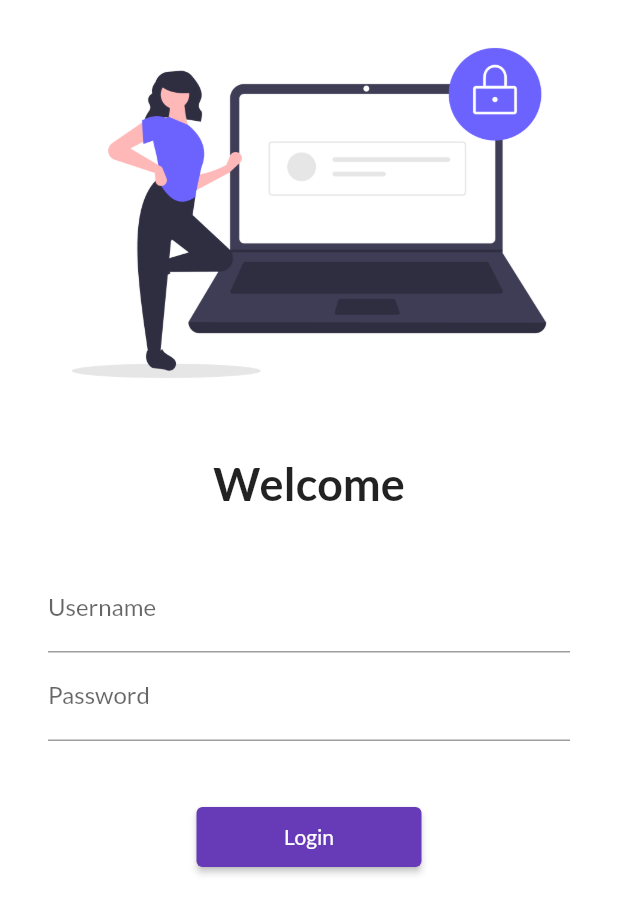
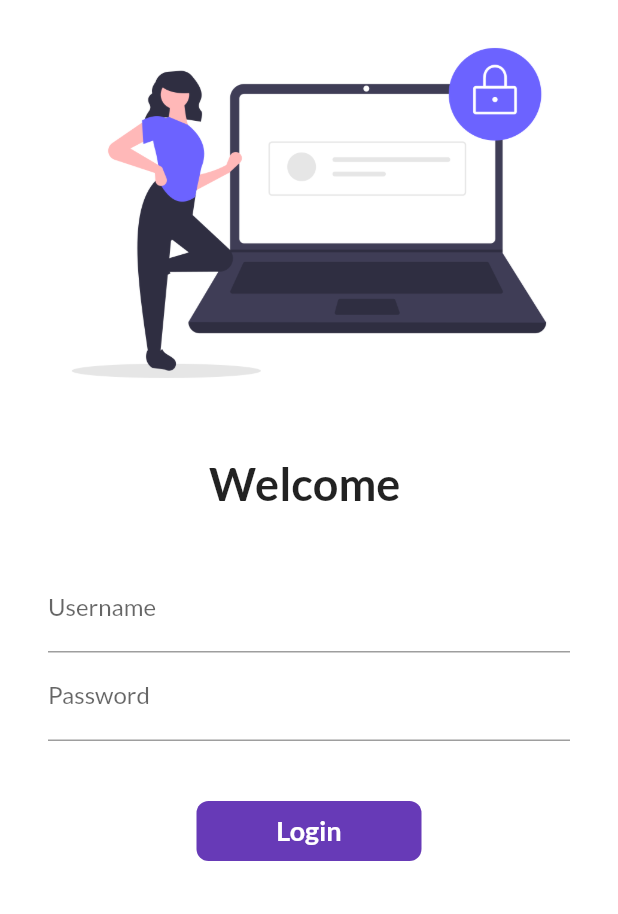
Before and after one commit to Shakti184/FlutterProject, a Flutter app: the screen it shows after launch, on a phone screen of 412 x 824 dp. Shown: the top 914 px of the screen. Run offline on Flutter 3.47's test engine with Material 2 defaults, Android fonts, the phone set to English and light mode, and no system bars; our stand-ins replace google_fonts.

Commit message:
day6 completed

```diff
--- a/lib/pages/login_page.dart
+++ b/lib/pages/login_page.dart
@@ -1,9 +1,16 @@
 import 'package:flutter/material.dart';
 import 'package:flutter_application_1/utils/routes.dart';
 
-class LoginPage extends StatelessWidget {
+class LoginPage extends StatefulWidget {
   const LoginPage({ Key? key }) : super(key: key);
 
+  @override
+  State<LoginPage> createState() => _LoginPageState();
+}
+
+class _LoginPageState extends State<LoginPage> {
+  String name="";
+  bool changeButton=false;
   @override
   Widget build(BuildContext context) {
     return Material(
@@ -18,7 +25,7 @@ class LoginPage extends StatelessWidget {
               height: 20.0,
             ),
             Text(
-              "Welcome",
+              "Welcome $name",
               style: TextStyle(
                 fontSize: 30,
                 fontWeight: FontWeight.bold,
@@ -36,6 +43,10 @@ class LoginPage extends StatelessWidget {
                       hintText: "Enter Username",
                       labelText: "Username",
                     ),
+                    onChanged: (value){
+                      name=value;
+                      setState(() {});
+                    },
                   ),
                   TextFormField(
                     obscureText: true,
@@ -47,15 +58,45 @@ class LoginPage extends StatelessWidget {
                   SizedBox(
                     height: 40.0,
                   ),
-                  ElevatedButton(
-                    onPressed: (){
+
+                  InkWell(
+                    onTap:()async{
+                      setState(() {
+                        changeButton=true;
+                      });
+                      await Future.delayed(Duration(seconds: 1));
                       Navigator.pushNamed(context, Myroutes.homeRoute);
                     },
-                    child: Text("Login"),
-                    style: TextButton.styleFrom(
-                      minimumSize: Size(150, 40)
+                    child: AnimatedContainer(
+                      duration: Duration(seconds: 1),
+                      width: changeButton?50: 150,
+                      height: 40,
+                      alignment: Alignment.center,
+                      child:changeButton?Icon(Icons.done,color:Colors.white,):Text(
+                        "Login",
+                        style: TextStyle(
+                          color: Colors.white,
+                          fontWeight: FontWeight.bold,
+                          fontSize: 18.0,
+                        ),
+                      ),
+                      decoration: BoxDecoration(
+                        color: Colors.deepPurple,
+                        //shape: changeButton ? BoxShape.circle : BoxShape.rectangle,
+                        borderRadius: BorderRadius.circular(changeButton ?50: 8),
+                      ),
                     ),
-                  ),
+                  )
+
+                  // ElevatedButton(
+                  //   onPressed: (){
+                  //     Navigator.pushNamed(context, Myroutes.homeRoute);
+                  //   },
+                  //   child: Text("Login"),
+                  //   style: TextButton.styleFrom(
+                  //     minimumSize: Size(150, 40)
+                  //   ),
+                  // ),
                 ],
               ),
             ),
```
